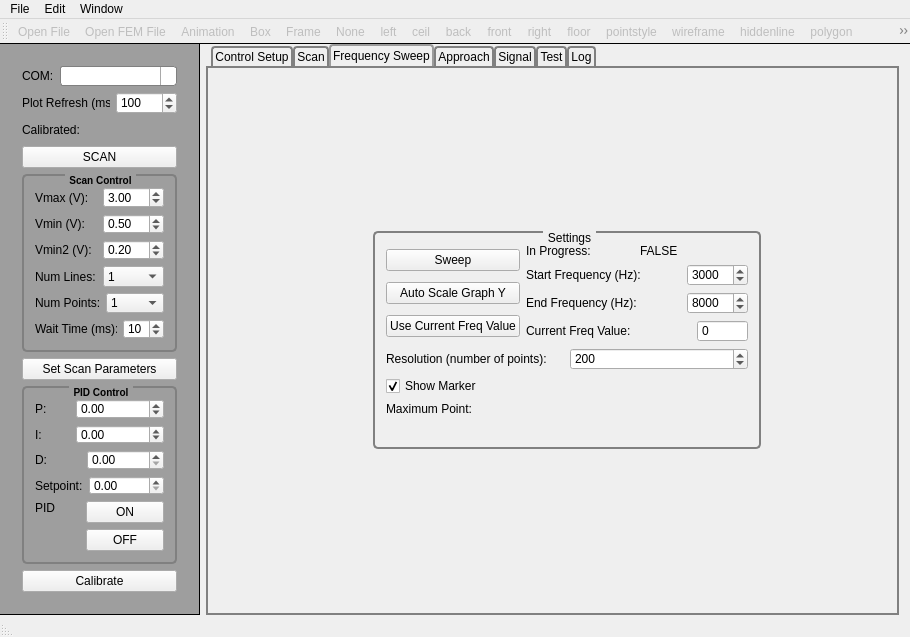
neil-sarkar/AFM-CLIENT, file gui/mainwindow.ui: the form before one commit.
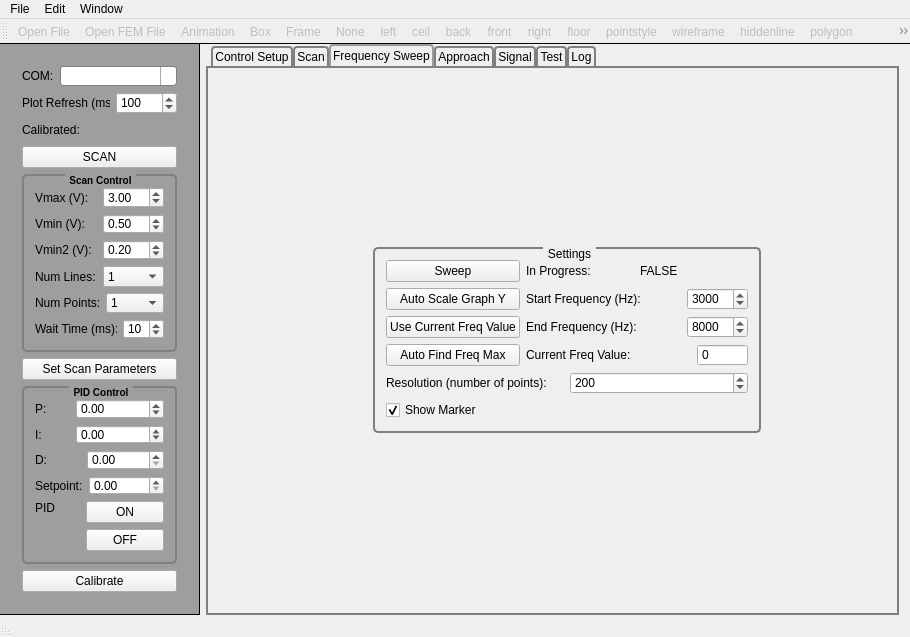
The form after the commit. Icons and pictures are not drawn.

Commit message: auto freq sweep max added

Patch:
```diff
--- a/gui/mainwindow.ui
+++ b/gui/mainwindow.ui
@@ -1044,6 +1044,13 @@
                           </property>
                          </widget>
                         </item>
+                        <item>
+                         <widget class="QPushButton" name="btn_auto_freqsweep">
+                          <property name="text">
+                           <string>Auto Find Freq Max</string>
+                          </property>
+                         </widget>
+                        </item>
                        </layout>
                       </item>
                       <item row="1" column="0" colspan="2">
@@ -1122,7 +1129,7 @@
                              <enum>QAbstractSpinBox::UpDownArrows</enum>
                             </property>
                             <property name="maximum">
-                             <number>10000</number>
+                             <number>20000</number>
                             </property>
                             <property name="singleStep">
                              <number>100</number>
@@ -1165,7 +1172,7 @@
                              <enum>QAbstractSpinBox::UpDownArrows</enum>
                             </property>
                             <property name="maximum">
-                             <number>15000</number>
+                             <number>20000</number>
                             </property>
                             <property name="singleStep">
                              <number>100</number>
@@ -1224,20 +1231,6 @@
                       </item>
                      </layout>
                     </item>
-                    <item row="1" column="0">
-                     <widget class="QLabel" name="label_34">
-                      <property name="text">
-                       <string>Maximum Point: </string>
-                      </property>
-                     </widget>
-                    </item>
-                    <item row="2" column="0">
-                     <widget class="QLabel" name="lbl_freqsweep_max">
-                      <property name="text">
-                       <string/>
-                      </property>
-                     </widget>
-                    </item>
                    </layout>
                   </item>
                  </layout>
```
The commit also changes 3 other files.
